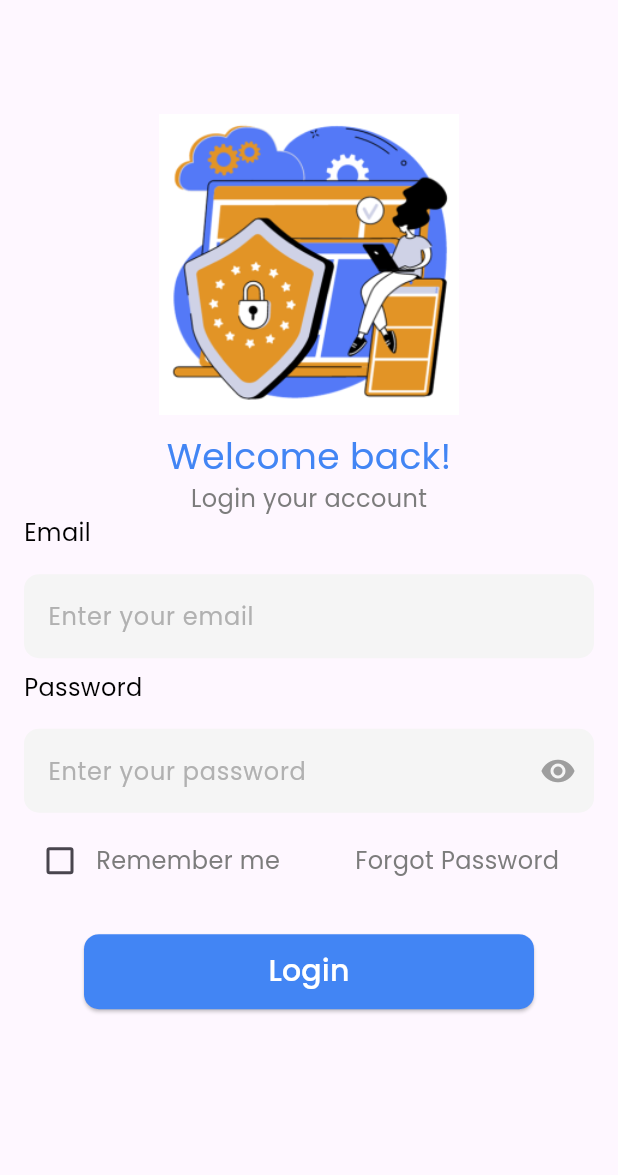
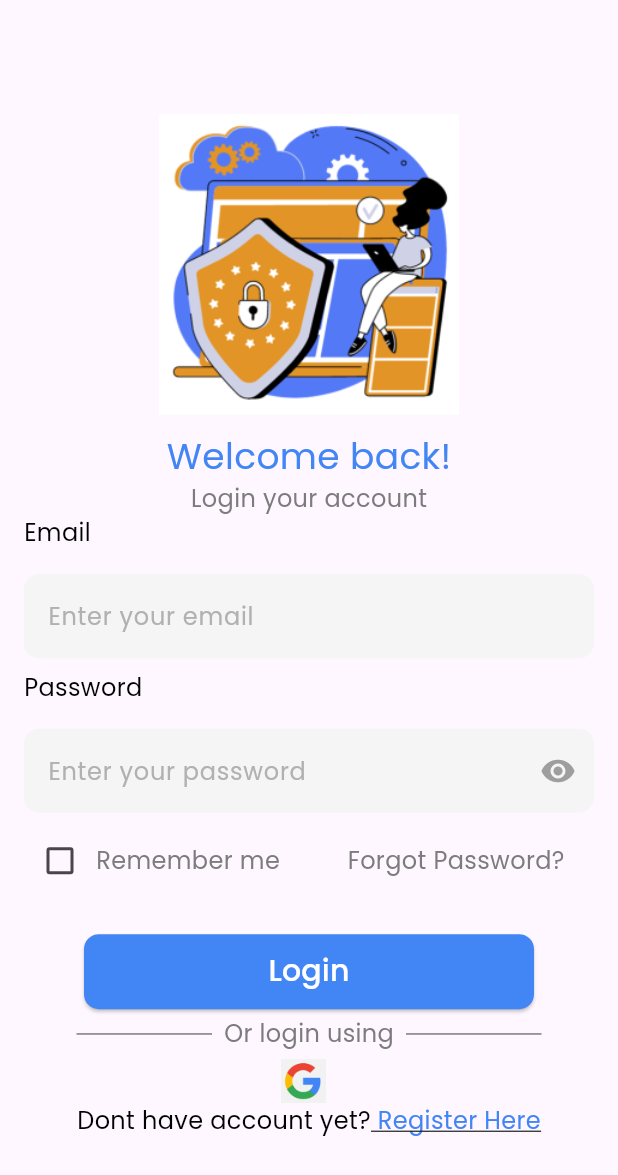
Before and after one commit to frederickroberto/JoblystApp, a Flutter app: the screen it shows after launch, on a phone screen of 412 x 824 dp. Shown: the top 1175 px of the screen. Run offline on Flutter 3.47's test engine with Material 3 defaults, Android fonts, the phone set to English and light mode, and no system bars; our stand-ins replace google_fonts.

Commit message:
Add some new feature

```diff
--- a/lib/screens/login_page.dart
+++ b/lib/screens/login_page.dart
@@ -77,10 +77,6 @@ class _LoginPageState extends State<LoginPage> {
     );
   }
 
-
-
-
-
   Widget _elevatedButton(String text, BuildContext context) {
     return Container(
       padding: const EdgeInsets.fromLTRB(8.0, 25.0, 8.0, 0.0),
@@ -149,12 +145,12 @@ class _LoginPageState extends State<LoginPage> {
                     value: _rememberMe,
                     onChanged: (value) {
                       setState(() {
-                        _rememberMe = value!; // Memperbarui nilai _rememberMe ketika checkbox diubah
+                        _rememberMe = value!;
                       });
                     },
                   ),
                   Padding(
-                    padding: const EdgeInsets.only(right: 50.0),
+                    padding: const EdgeInsets.only(right: 45.0),
                     child: Text(
                       'Remember me',
                       style: TextStyle(
@@ -168,7 +164,7 @@ class _LoginPageState extends State<LoginPage> {
 
                     },
                     child: Text(
-                      'Forgot Password',
+                      'Forgot Password?',
                       style: TextStyle(
                         fontSize: 16,
                         color: AppColors.secondary1Color,
@@ -178,18 +174,85 @@ class _LoginPageState extends State<LoginPage> {
                   ),
                 ],
               ),
+              _elevatedButton("Login", context),
+              if (message != null)
+                Padding(
+                  padding: const EdgeInsets.fromLTRB(5.0, 20.0, 8.0, 0.0),
+                  child: Text(
+                    message!,
+                    style: TextStyle(
+                      color: Colors.red,
+                      fontSize: 16,
+                      fontWeight: FontWeight.bold,
+                    ),
+                  ),
+                ),
+              Container(
+                padding: EdgeInsets.symmetric(vertical: 5),
+                child: Row(
+                  children: [
+                    Expanded(
+                      child: Divider(
+                        color: AppColors.secondary1Color,
+                        thickness: 1,
+                        indent: 35,
+                      ),
+                    ),
+                    Padding(
+                      padding: const EdgeInsets.symmetric(horizontal: 8.0),
+                      child: Text(
+                        'Or login using',
+                        style: TextStyle(
+                          fontSize: 16,
+                          color: AppColors.secondary1Color,
+                        ),
+                      ),
+                    ),
+                    Expanded(
+                      child: Divider(
+                        color: AppColors.secondary1Color,
+                        thickness: 1,
+                        endIndent: 35,
+                      ),
+                    ),
+                  ],
+                ),
+              ),
+              Padding(
+                padding: const EdgeInsets.symmetric(vertical: 0.0),
+                child: Row(
+                  mainAxisAlignment: MainAxisAlignment.center,
+                  children: [
+                    Image.asset('images/google.png', width: 30, height: 30),
+                    const SizedBox(width: 8),
+                  ],
+                ),
+              ),
+              Row(
+                mainAxisAlignment: MainAxisAlignment.center,
+                children: [
+                  const Text(
+                    'Dont have account yet?',
+                    style: TextStyle(
+                      fontSize: 16,
+                      color: AppColors.secondary4Color,
+                    ),
+                  ),
+                  GestureDetector(
+                    onTap: () {
 
-
-
-
-              if (message != null) Padding(
-                padding: const EdgeInsets.fromLTRB(5.0, 20.0, 8.0,0.0),
-                child: Text(message!, style: TextStyle(
-                    color: Colors.red, fontSize: 16, fontWeight: FontWeight.bold
-                )),
+                    },
+                    child: Text(
+                      ' Register Here',
+                      style: TextStyle(
+                        fontSize: 16,
+                        color: AppColors.primaryColor,
+                        decoration: TextDecoration.underline,
+                      ),
+                    ),
+                  ),
+                ],
               ),
-              _elevatedButton("Login", context),
-              // Show message if exists
             ],
           ),
         ),
--- a/pubspec.yaml
+++ b/pubspec.yaml
@@ -62,6 +62,7 @@ flutter:
   # To add assets to your application, add an assets section, like this:
   assets:
     - images/login.png
+    - images/google.png
   #   - images/a_dot_ham.jpeg
 
   # An image asset can refer to one or more resolution-specific "variants", see
```
Also changed, not shown: images/google.png (added).
